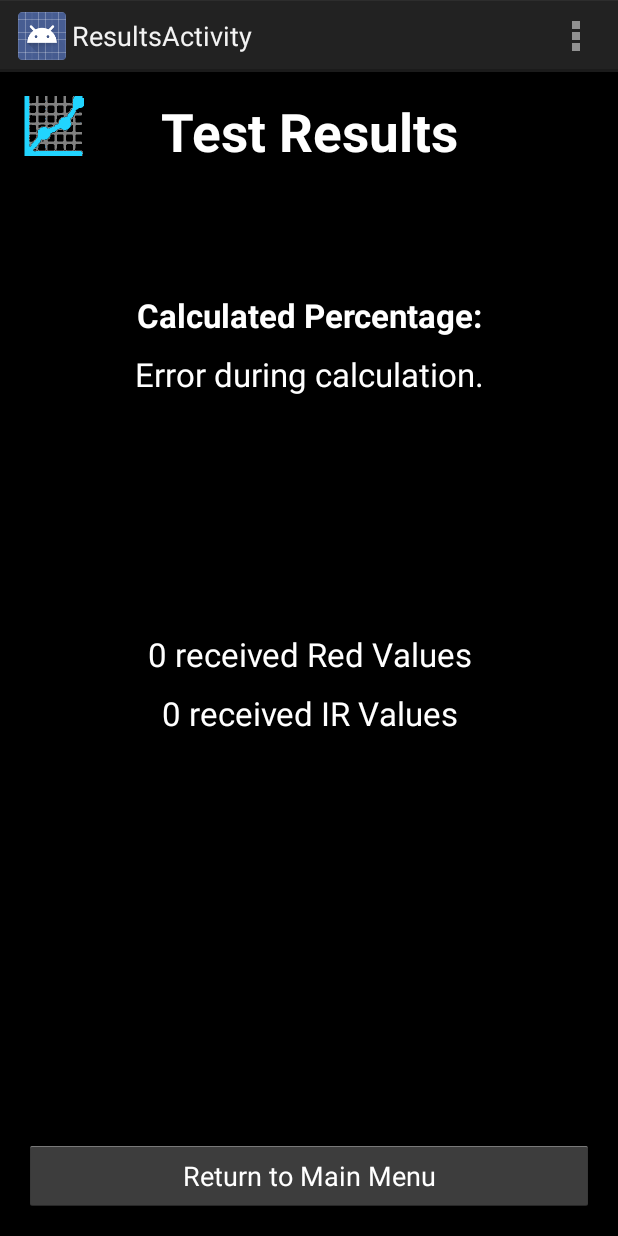
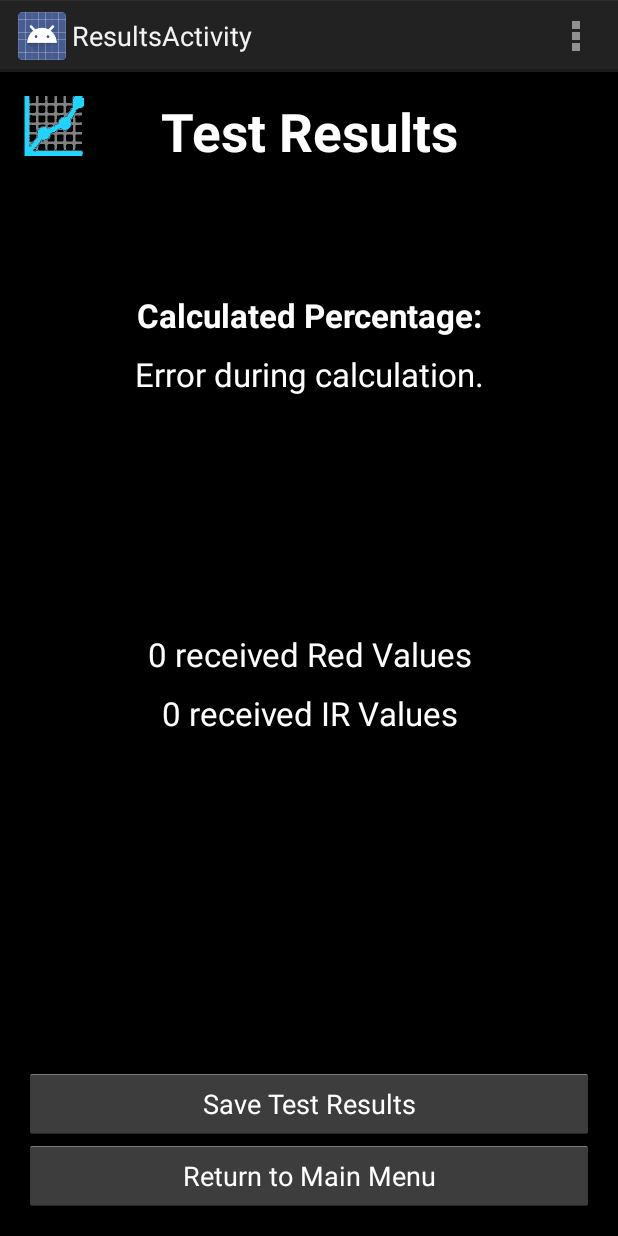
Before and after one commit to astam006/HeartMonitorApplication, an Android app: the ResultsActivity screen opened directly, with no data from a screen before it, on a phone screen of 412 x 824 dp. Run offline under Robolectric (Android 15) with nearby library versions, the phone set to English and light mode, and no system bars; 6 statements that could not run were skipped.

Commit message:
Added Save button and listener template

```diff
--- a/HM_app/app/src/main/java/edu/odu/ece486/hm_app/ResultsActivity.java
+++ b/HM_app/app/src/main/java/edu/odu/ece486/hm_app/ResultsActivity.java
@@ -39,6 +39,7 @@
 
         // Implement the return to main menu button
         implementMainMenuButton();
+        implementSaveButton();
 
         // Pull data from the ValsalvaAnalyzer
         calculatedPercentage = analyzer.getTestResults();
@@ -52,6 +53,21 @@
             percentageTextView.setText("Error during calculation.");
         else
             percentageTextView.setText(Long.toString(calculatedPercentage) + "%");
+    }
+
+    /**
+     * Implement the save button functionality
+     */
+    private void implementSaveButton() {
+        Button saveButton = (Button) findViewById(R.id.saveButton);
+
+        // Save the test results
+        saveButton.setOnClickListener(new View.OnClickListener() {
+            @Override
+            public void onClick(View view) {
+
+            }
+        });
     }
 
     /**
--- a/HM_app/app/src/main/res/layout/activity_results.xml
+++ b/HM_app/app/src/main/res/layout/activity_results.xml
@@ -87,4 +87,13 @@
         android:layout_centerHorizontal="true"
         android:textColor="@android:color/white" />
 
+    <Button
+        android:layout_width="fill_parent"
+        android:layout_height="wrap_content"
+        android:text="Save Test Results"
+        android:id="@+id/saveButton"
+        android:layout_above="@+id/returnToMainMenuButton"
+        android:layout_alignParentStart="true"
+        android:textColor="@android:color/white" />
+
 </RelativeLayout>
```
Also changed, not shown: HM_app/app/src/main/res/drawable-hdpi/ic_back.png (added).
